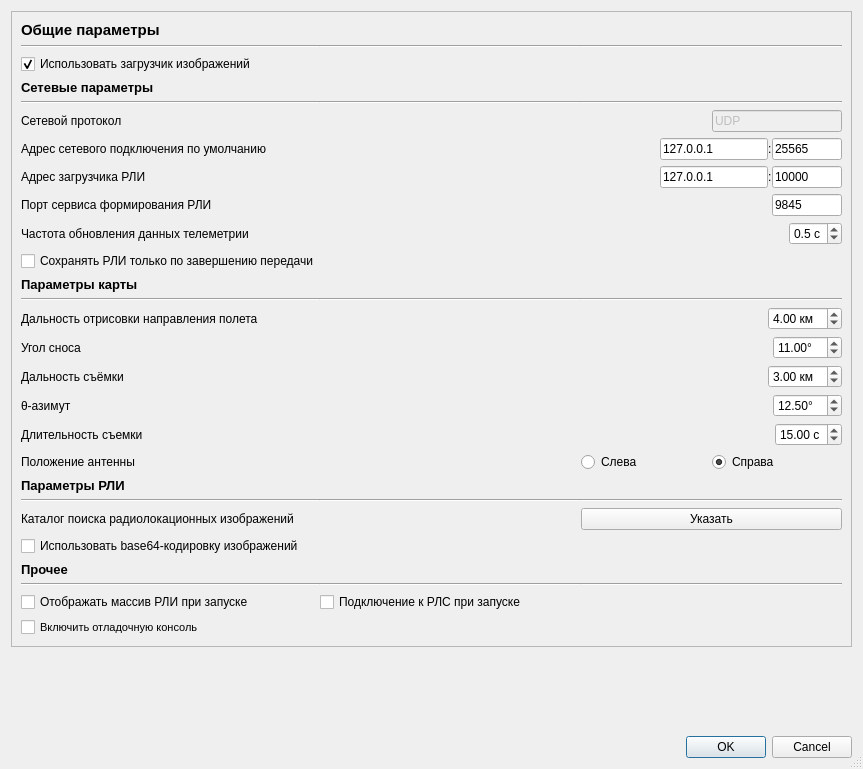
Above: config/settingsdialog.ui from whs31/quasar-software before the change. Below: the same form after it.
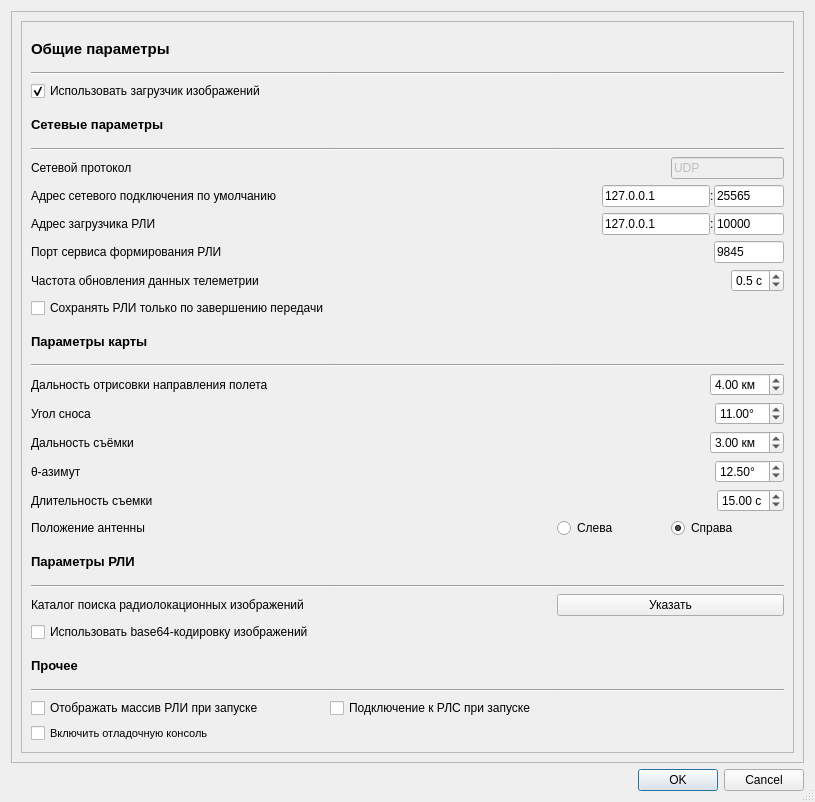
That is the form after the change. Icons and pictures are not drawn.

Diff of the .ui file:
```diff
--- a/config/settingsdialog.ui
+++ b/config/settingsdialog.ui
@@ -6,8 +6,8 @@
    <rect>
     <x>0</x>
     <y>0</y>
-    <width>863</width>
-    <height>769</height>
+    <width>815</width>
+    <height>802</height>
    </rect>
   </property>
   <property name="font">
@@ -2247,20 +2247,22 @@
    <bool>false</bool>
   </property>
   <layout class="QGridLayout" name="gridLayout">
-   <item row="2" column="0">
-    <widget class="QDialogButtonBox" name="buttonBox">
-     <property name="orientation">
-      <enum>Qt::Horizontal</enum>
-     </property>
-     <property name="standardButtons">
-      <set>QDialogButtonBox::Cancel|QDialogButtonBox::Ok</set>
-     </property>
-     <property name="centerButtons">
-      <bool>false</bool>
-     </property>
-    </widget>
-   </item>
    <item row="0" column="0">
+    <widget class="QScrollArea" name="scrollArea">
+     <property name="widgetResizable">
+      <bool>true</bool>
+     </property>
+     <widget class="QWidget" name="scrollAreaWidgetContents">
+      <property name="geometry">
+       <rect>
+        <x>0</x>
+        <y>0</y>
+        <width>775</width>
+        <height>769</height>
+       </rect>
+      </property>
+      <layout class="QHBoxLayout" name="horizontalLayout_12">
+       <item>
     <widget class="QFrame" name="frame">
      <property name="frameShape">
       <enum>QFrame::StyledPanel</enum>
@@ -3122,18 +3124,22 @@
      </layout>
     </widget>
    </item>
+      </layout>
+     </widget>
+    </widget>
+   </item>
    <item row="1" column="0">
-    <spacer name="verticalSpacer">
+    <widget class="QDialogButtonBox" name="buttonBox">
      <property name="orientation">
-      <enum>Qt::Vertical</enum>
+      <enum>Qt::Horizontal</enum>
      </property>
-     <property name="sizeHint" stdset="0">
-      <size>
-       <width>20</width>
-       <height>40</height>
-      </size>
+     <property name="standardButtons">
+      <set>QDialogButtonBox::Cancel|QDialogButtonBox::Ok</set>
      </property>
-    </spacer>
+     <property name="centerButtons">
+      <bool>false</bool>
+     </property>
+    </widget>
    </item>
   </layout>
  </widget>
```
Lines whose indentation alone changed are shown as unchanged.
